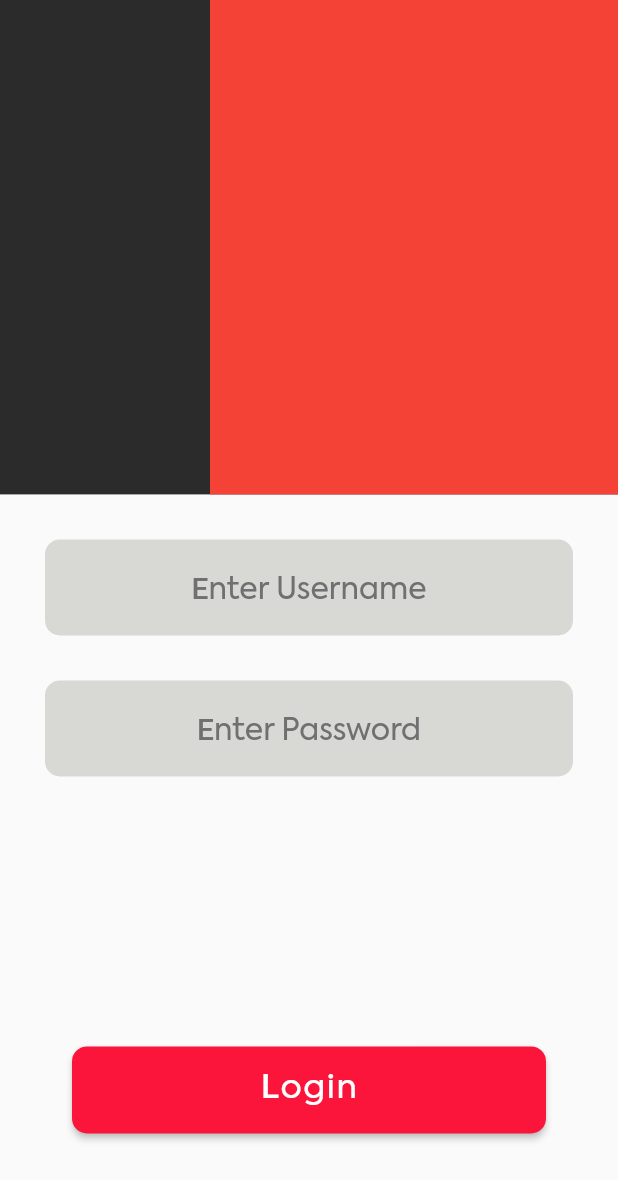
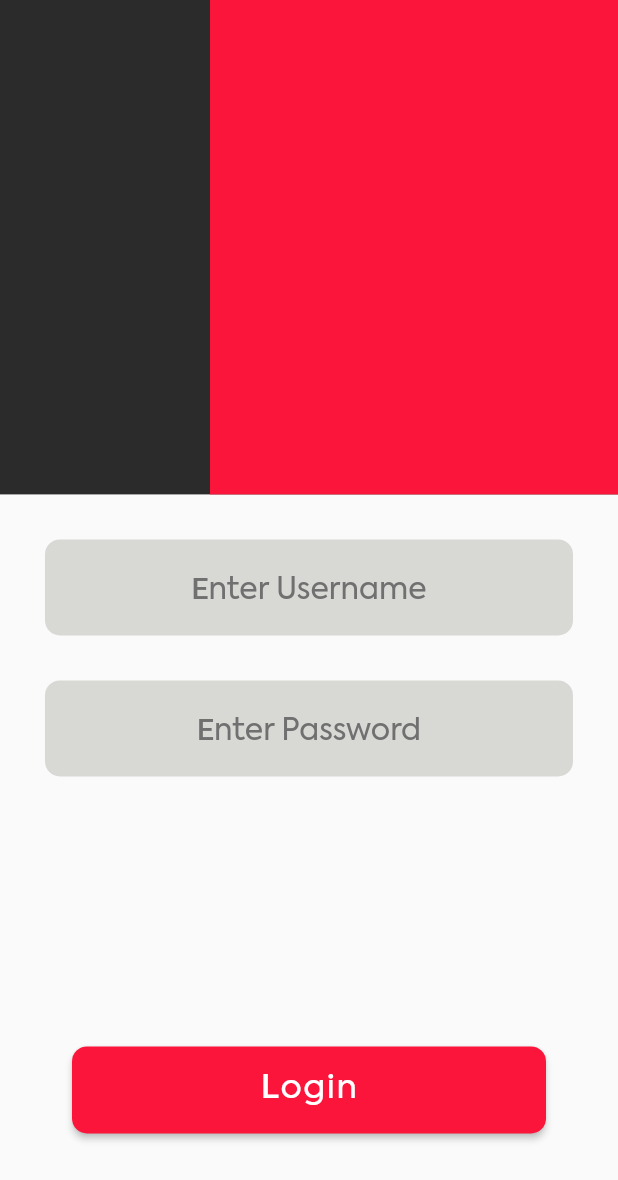
Before and after one commit to AjilAshok/noviindus-, a Flutter app: the screen it shows after launch, after a tap on "Get Started", after a tap on "Login", on a phone screen of 412 x 824 dp. Shown: the top 1180 px of the screen. Run offline on Flutter 3.47's test engine with Material 2 defaults, Android fonts, the phone set to English and light mode, and no system bars; network calls fail.

Commit message:
update the ui

```diff
--- a/lib/presentation/login/login_page.dart
+++ b/lib/presentation/login/login_page.dart
@@ -1,6 +1,11 @@
+import 'dart:convert';
+
 import 'package:flutter/material.dart';
 import 'package:flutter/src/widgets/container.dart';
 import 'package:flutter/src/widgets/framework.dart';
+import 'package:pra/presentation/homepage/homepage.dart';
+import 'package:http/http.dart' as http;
+import 'package:pra/presentation/splashscreen/splash_screen.dart';
 
 class LoginPage extends StatelessWidget {
   const LoginPage({super.key});
@@ -21,76 +26,62 @@ class LoginPage extends StatelessWidget {
                   right: 0,
                   child: Container(
                     height: MediaQuery.of(context).size.height * 0.4,
-                    color: Colors.red,
+                    color: const Color(0xFFFC153B),
                   ))
             ],
           ),
-          Padding(
-              padding: EdgeInsets.all(30),
-              child: Container(
-                  decoration: BoxDecoration(
-                    color: Color(0xFF2A2A2A1A),
-                    borderRadius: new BorderRadius.circular(10.0),
-                  ),
-                  child: Padding(
-                      padding: EdgeInsets.only(left: 15, right: 15, top: 5),
-                      child: TextFormField(
-                          decoration: InputDecoration(
-                              border: InputBorder.none,
-                              label: Center(
-                                child: Text(
-                                  'Enter Username',
-                                  style: TextStyle(
-                                      color: Color(0xFF707070),
-                                      fontSize: 20,
-                                      fontFamily: 'Axiforma',
-                                      fontWeight: FontWeight.w500),
-                                ),
-                              )))))),
-          Padding(
-              padding: EdgeInsets.symmetric(
-                horizontal: 30,
-              ),
-              child: Container(
-                  decoration: BoxDecoration(
-                    color: Color(0xFF2A2A2A1A),
-                    borderRadius: new BorderRadius.circular(10.0),
-                  ),
-                  child: Padding(
-                      padding: EdgeInsets.only(left: 15, right: 15, top: 5),
-                      child: TextFormField(
-                          decoration: InputDecoration(
-                              border: InputBorder.none,
-                              label: Center(
-                                child: Text(
-                                  'Enter Password',
-                                  style: TextStyle(
-                                      color: Color(0xFF707070),
-                                      fontSize: 20,
-                                      fontFamily: 'Axiforma',
-                                      fontWeight: FontWeight.w500),
-                                ),
-                              )))))),
+          Textform(),
+          Passwordform(),
           Container(
-
             margin: const EdgeInsets.only(top: 180),
             child: ElevatedButton(
                 style: ElevatedButton.styleFrom(
-                    backgroundColor: Color(0xFFFC153B),
+                    backgroundColor: const Color(0xFFFC153B),
                     fixedSize: const Size(316, 58),
                     shape: RoundedRectangleBorder(
                         borderRadius: BorderRadius.circular(10))),
-                onPressed: () {
+                onPressed: () async {
+                  final response = await http.post(
+                    Uri.parse('http://flutter.noviindus.co.in/api/LoginApi'),
+                    body: {
+                      'username': 'admin_user',
+                      'password': '123admin789',
+                    },
+                  );
+
+                  if (response.statusCode == 200) {
+                    final responseData = json.decode(response.body);
+                    final apiKey = responseData['refresh'];
+                    final accessToken = responseData['access'];
+                    print(apiKey);
+                    print(accessToken);
+                    // print(response.body);
+
+                    print('innn');
+                    Navigator.pushReplacement(
+                        context,
+                        MaterialPageRoute(
+                          builder: (context) => MyHomePage(),
+                        ));
+                    // Authentication successful
+                    // Parse the API key and token from the response body
+                    // Save the API key and token to your app's state
+                  } else {
+                    print('out');
+                    // Authentication failed
+                    // Show an error message to the user
+                  }
+
                   // Navigator.pushReplacement(
                   //     context,
                   //     MaterialPageRoute(
-                  //       builder: (context) => LoginPage(),
+                  //       builder: (context) => HomePage(),
                   //     ));
                 },
                 child: const Text(
                   'Login',
                   style: TextStyle(
-                      color:Colors.white,
+                      color: Colors.white,
                       fontSize: 22,
                       fontFamily: 'Axiforma',
                       letterSpacing: 1,
@@ -102,3 +93,69 @@ class LoginPage extends StatelessWidget {
     );
   }
 }
+
+class Passwordform extends StatelessWidget {
+  const Passwordform({
+    Key? key,
+  }) : super(key: key);
+
+  @override
+  Widget build(BuildContext context) {
+    return Padding(
+        padding: EdgeInsets.symmetric(
+          horizontal: 30,
+        ),
+        child: Container(
+            decoration: BoxDecoration(
+              color: Color(0xFF2A2A2A1A),
+              borderRadius: new BorderRadius.circular(10.0),
+            ),
+            child: Padding(
+                padding: EdgeInsets.only(left: 15, right: 15, top: 5),
+                child: TextFormField(
+                    decoration: InputDecoration(
+                        border: InputBorder.none,
+                        label: Center(
+                          child: Text(
+                            'Enter Password',
+                            style: TextStyle(
+                                color: Color(0xFF707070),
+                                fontSize: 20,
+                                fontFamily: 'Axiforma',
+                                fontWeight: FontWeight.w500),
+                          ),
+                        ))))));
+  }
+}
+
+class Textform extends StatelessWidget {
+  const Textform({
+    Key? key,
+  }) : super(key: key);
+
+  @override
+  Widget build(BuildContext context) {
+    return Padding(
+        padding: EdgeInsets.all(30),
+        child: Container(
+            decoration: BoxDecoration(
+              color: Color(0xFF2A2A2A1A),
+              borderRadius: new BorderRadius.circular(10.0),
+            ),
+            child: Padding(
+                padding: EdgeInsets.only(left: 15, right: 15, top: 5),
+                child: TextFormField(
+                    decoration: InputDecoration(
+                        border: InputBorder.none,
+                        label: Center(
+                          child: Text(
+                            'Enter Username',
+                            style: TextStyle(
+                                color: Color(0xFF707070),
+                                fontSize: 20,
+                                fontFamily: 'Axiforma',
+                                fontWeight: FontWeight.w500),
+                          ),
+                        ))))));
+  }
+}
--- a/pubspec.yaml
+++ b/pubspec.yaml
@@ -36,6 +36,7 @@ dependencies:
   # The following adds the Cupertino Icons font to your application.
   # Use with the CupertinoIcons class for iOS style icons.
   cupertino_icons: ^1.0.2
+  http: ^0.13.5
 
 dev_dependencies:
   flutter_test:
```
Also changed, not shown: lib/presentation/commonwidgets/cardwidget.dart (added, +53 -0 lines), lib/presentation/homepage/homepage.dart (added, +92 -0 lines), lib/presentation/homepage/widget/seatwidget.dart (added, +81 -0 lines), assets/99-996004_get-driving-directions-car-driver-removebg-preview 1.png (added), assets/Ellipse.png (added), assets/Union.png (added), assets/image 2.png (added), assets/image 3.png (added), pubspec.lock.
